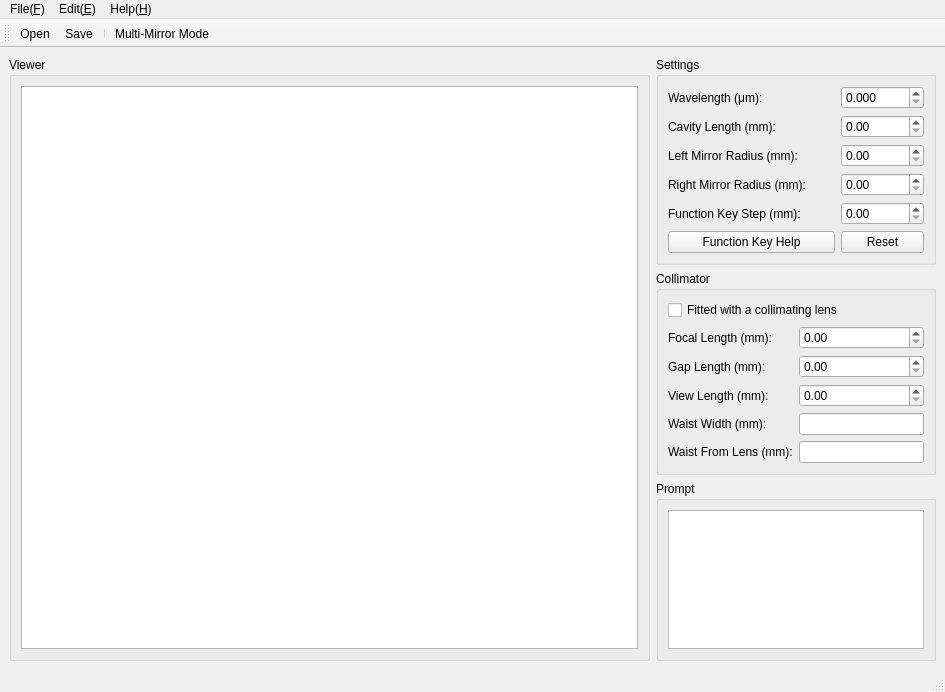
Above: src/proj7/mainwindow.ui from Jiahui-Su06/OETraining before the change. Below: the same form after it.
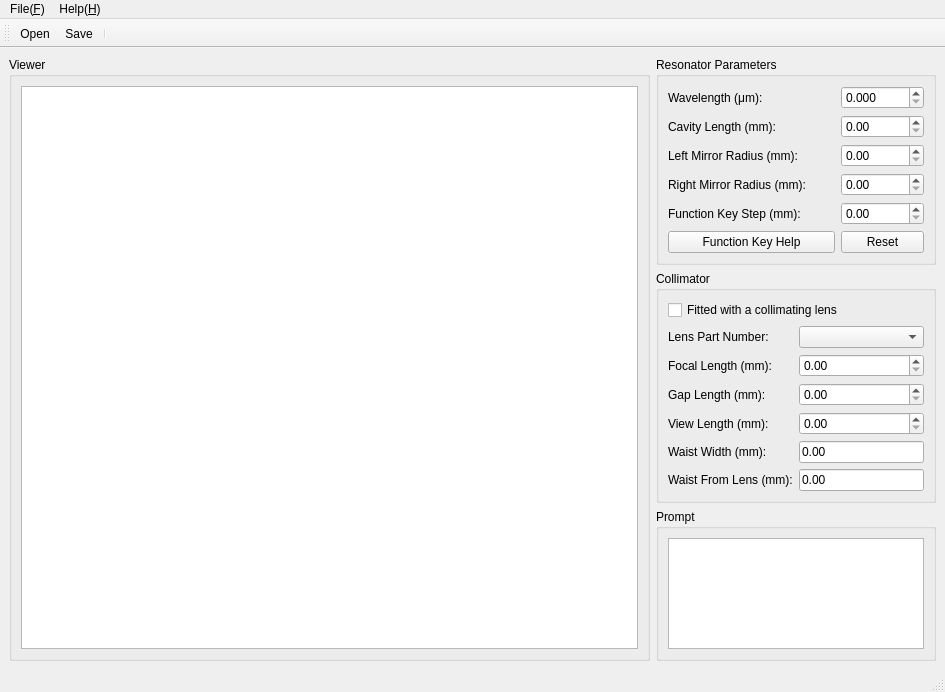
That is the form after the change. Icons and pictures are not drawn.

```diff
--- a/src/proj7/mainwindow.ui
+++ b/src/proj7/mainwindow.ui
@@ -43,7 +43,7 @@
       <item>
        <widget class="QGroupBox" name="groupBox_2">
         <property name="title">
-         <string>Settings</string>
+         <string>Resonator Parameters</string>
         </property>
         <layout class="QVBoxLayout" name="verticalLayout_3">
          <item>
@@ -199,21 +199,37 @@
         <layout class="QVBoxLayout" name="verticalLayout_4">
          <item>
           <layout class="QGridLayout" name="gridLayout_2">
-           <item row="5" column="0">
+           <item row="6" column="0">
             <widget class="QLabel" name="label_3">
              <property name="text">
               <string>View Length (mm):</string>
              </property>
             </widget>
            </item>
-           <item row="4" column="0">
+           <item row="5" column="0">
             <widget class="QLabel" name="label_2">
              <property name="text">
               <string>Gap Length (mm):</string>
              </property>
             </widget>
            </item>
-           <item row="4" column="1">
+           <item row="8" column="1">
+            <widget class="QLineEdit" name="distanceEdit">
+             <property name="sizePolicy">
+              <sizepolicy hsizetype="Minimum" vsizetype="Fixed">
+               <horstretch>0</horstretch>
+               <verstretch>0</verstretch>
+              </sizepolicy>
+             </property>
+             <property name="text">
+              <string>0.00</string>
+             </property>
+             <property name="readOnly">
+              <bool>true</bool>
+             </property>
+            </widget>
+           </item>
+           <item row="5" column="1">
             <widget class="QDoubleSpinBox" name="d1Box">
              <property name="maximum">
               <double>500.000000000000000</double>
@@ -223,7 +239,7 @@
              </property>
             </widget>
            </item>
-           <item row="6" column="1">
+           <item row="7" column="1">
             <widget class="QLineEdit" name="wasitEdit">
              <property name="sizePolicy">
               <sizepolicy hsizetype="Minimum" vsizetype="Fixed">
@@ -231,19 +247,29 @@
                <verstretch>0</verstretch>
               </sizepolicy>
              </property>
+             <property name="text">
+              <string>0.00</string>
+             </property>
              <property name="readOnly">
               <bool>true</bool>
              </property>
             </widget>
            </item>
-           <item row="2" column="0">
+           <item row="3" column="0">
             <widget class="QLabel" name="label">
              <property name="text">
               <string>Focal Length (mm):</string>
              </property>
             </widget>
            </item>
-           <item row="2" column="1">
+           <item row="8" column="0">
+            <widget class="QLabel" name="label_6">
+             <property name="text">
+              <string>Waist From Lens (mm):</string>
+             </property>
+            </widget>
+           </item>
+           <item row="3" column="1">
             <widget class="QDoubleSpinBox" name="fBox">
              <property name="maximum">
               <double>200.000000000000000</double>
@@ -260,14 +286,14 @@
              </property>
             </widget>
            </item>
-           <item row="6" column="0">
+           <item row="7" column="0">
             <widget class="QLabel" name="label_5">
              <property name="text">
               <string>Waist Width (mm):</string>
              </property>
             </widget>
            </item>
-           <item row="5" column="1">
+           <item row="6" column="1">
             <widget class="QDoubleSpinBox" name="d2Box">
              <property name="maximum">
               <double>700.000000000000000</double>
@@ -277,23 +303,20 @@
              </property>
             </widget>
            </item>
-           <item row="7" column="0">
-            <widget class="QLabel" name="label_6">
-             <property name="text">
-              <string>Waist From Lens (mm):</string>
-             </property>
-            </widget>
-           </item>
-           <item row="7" column="1">
-            <widget class="QLineEdit" name="distanceEdit">
+           <item row="2" column="1">
+            <widget class="QComboBox" name="comboBox">
              <property name="sizePolicy">
               <sizepolicy hsizetype="Minimum" vsizetype="Fixed">
                <horstretch>0</horstretch>
                <verstretch>0</verstretch>
               </sizepolicy>
              </property>
-             <property name="readOnly">
-              <bool>true</bool>
+            </widget>
+           </item>
+           <item row="2" column="0">
+            <widget class="QLabel" name="label_11">
+             <property name="text">
+              <string>Lens Part Number:</string>
              </property>
             </widget>
            </item>
@@ -340,13 +363,7 @@
     </property>
     <addaction name="actionOpen"/>
     <addaction name="actionSave"/>
-    <addaction name="actionClose"/>
-   </widget>
-   <widget class="QMenu" name="menuEdit_E">
-    <property name="title">
-     <string>Edit(&amp;E)</string>
-    </property>
-    <addaction name="actionMulti_Mirror_Mode"/>
+    <addaction name="actionQuit"/>
    </widget>
    <widget class="QMenu" name="menuHelp_H">
     <property name="title">
@@ -356,7 +373,6 @@
     <addaction name="actionAbout"/>
    </widget>
    <addaction name="menuFile"/>
-   <addaction name="menuEdit_E"/>
    <addaction name="menuHelp_H"/>
   </widget>
   <widget class="QStatusBar" name="statusbar"/>
@@ -373,7 +389,6 @@
    <addaction name="actionOpen"/>
    <addaction name="actionSave"/>
    <addaction name="separator"/>
-   <addaction name="actionMulti_Mirror_Mode"/>
   </widget>
   <action name="actionOpen">
    <property name="icon">
@@ -393,15 +408,6 @@
     <string>Save</string>
    </property>
   </action>
-  <action name="actionMulti_Mirror_Mode">
-   <property name="icon">
-    <iconset resource="res.qrc">
-     <normaloff>:/logo/images/analysis.png</normaloff>:/logo/images/analysis.png</iconset>
-   </property>
-   <property name="text">
-    <string>Multi-Mirror Mode</string>
-   </property>
-  </action>
   <action name="actionHelp">
    <property name="icon">
     <iconset resource="res.qrc">
```
Left out of the diff: 2 changed lines with no effect on the pictures.
